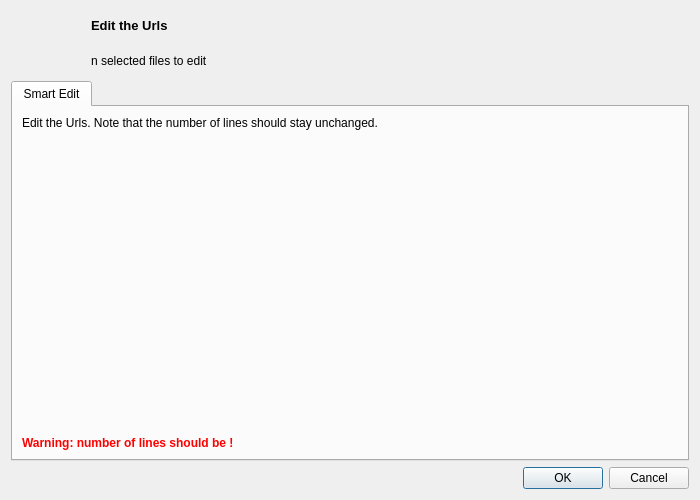
This is src/dialogs/editiondialog.ui in setvisible/ArrowDL as Qt 5 draws it before an edit. The edited form follows.
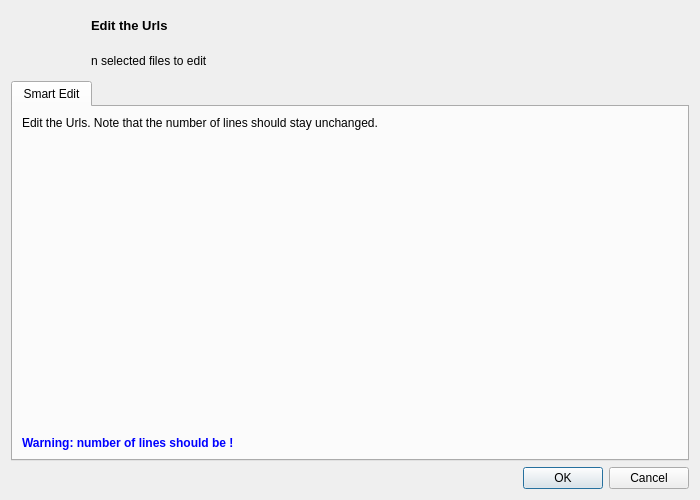
This is the edited form. Icons and pictures are not drawn. Custom widgets are drawn as their Qt base class.

Commit message: [UI] Fix color palette, stylesheets and image urls

Diff of the .ui file:
```diff
--- a/src/dialogs/editiondialog.ui
+++ b/src/dialogs/editiondialog.ui
@@ -16,7 +16,7 @@
   <layout class="QVBoxLayout" name="verticalLayout">
    <item>
     <layout class="QGridLayout" name="gridLayout" columnstretch="0,0,0,0">
-     <item row="1" column="2">
+     <item row="1" column="2" colspan="2">
       <widget class="QLabel" name="subtitleLabel">
        <property name="text">
         <string notr="true">n selected files to edit</string>
@@ -118,7 +118,7 @@
           </font>
          </property>
          <property name="styleSheet">
-          <string notr="true">color: rgb(255, 0, 0);</string>
+          <string notr="true">color: palette(link);</string>
          </property>
          <property name="text">
           <string notr="true">Warning: number of lines should be !</string>
```
Left out of the diff: 41 changed lines with no effect on the pictures. The commit also changes 35 other files.
